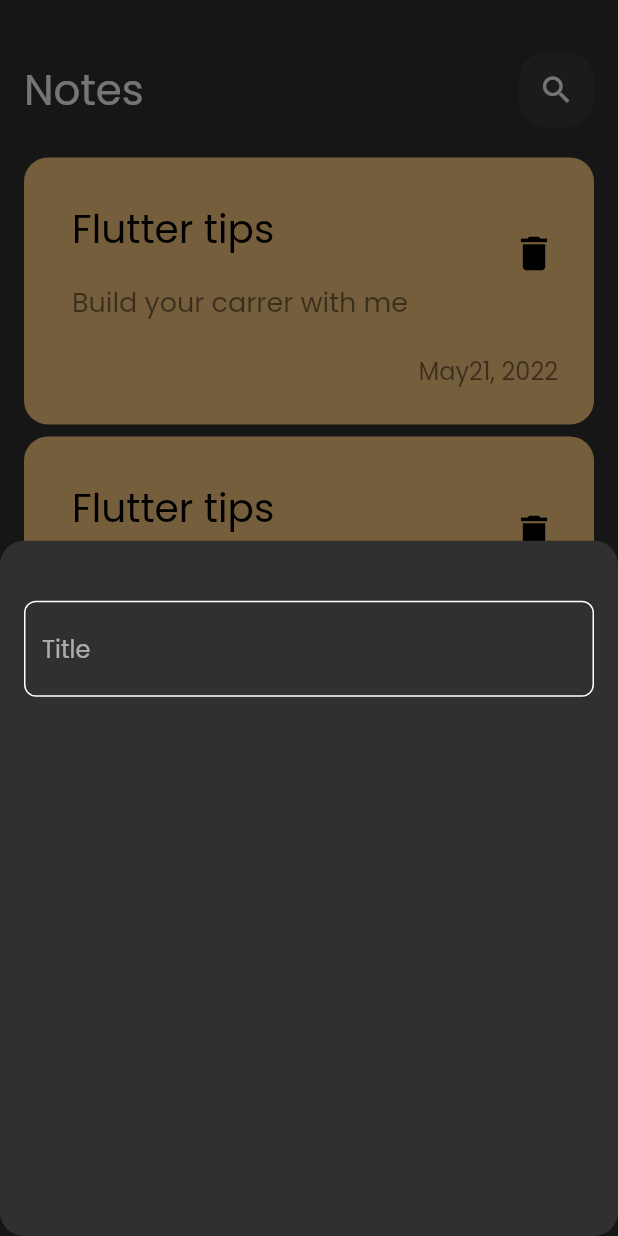
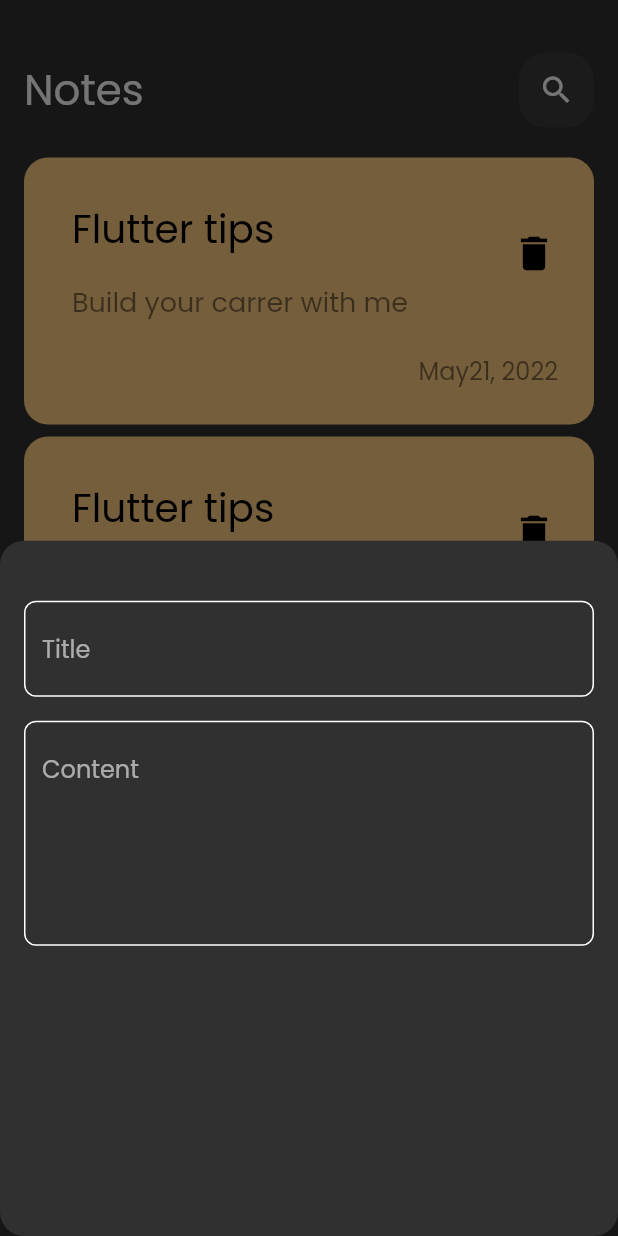
Before and after one commit to Romana9/Notes_app, a Flutter app: the screen it shows after launch, after a tap on the "add" icon, on a phone screen of 412 x 824 dp. Run offline on Flutter 3.47's test engine with Material 2 defaults, Android fonts, the phone set to English and light mode, and no system bars.

Commit message:
finish edit note view

```diff
--- a/lib/views/widgets/custom_app_bar.dart
+++ b/lib/views/widgets/custom_app_bar.dart
@@ -1,16 +1,24 @@
 import 'package:flutter/material.dart';
 
 class CustomAppBar extends StatelessWidget {
-  const CustomAppBar({super.key});
+  const CustomAppBar(
+      {super.key,
+      required this.title,
+      required this.icon,
+      required this.onPressed});
+
+  final String title;
+  final IconData icon;
+  final Function() onPressed;
 
   @override
   Widget build(BuildContext context) {
     return Row(
       mainAxisAlignment: MainAxisAlignment.spaceBetween,
       children: [
-        const Text(
-          "Notes",
-          style: TextStyle(fontSize: 28),
+        Text(
+          title,
+          style: const TextStyle(fontSize: 28),
         ),
         Container(
           height: 50,
@@ -18,9 +26,7 @@ class CustomAppBar extends StatelessWidget {
           decoration: BoxDecoration(
               color: Colors.white.withOpacity(0.05),
               borderRadius: BorderRadius.circular(18)),
-          child: const Center(
-            child: Icon(Icons.search),
-          ),
+          child: Center(child: IconButton(onPressed: onPressed, icon: Icon(icon))),
         )
       ],
     );
--- a/lib/views/widgets/custom_text_field.dart
+++ b/lib/views/widgets/custom_text_field.dart
@@ -2,14 +2,18 @@ import 'package:flutter/material.dart';
 import 'package:notes_app/constants.dart';
 
 class CustomTextField extends StatelessWidget {
-  const CustomTextField({super.key});
+  const CustomTextField({super.key, required this.hint, this.maxLines = 1});
+
+  final String hint;
+  final int maxLines;
 
   @override
   Widget build(BuildContext context) {
     return TextField(
         cursorColor: kPrimaryColor,
+        maxLines: maxLines,
         decoration: InputDecoration(
-            hintText: "Title",
+            hintText: hint,
             border: buildBorder(),
             enabledBorder: buildBorder(),
             focusedBorder: buildBorder(kPrimaryColor)));
--- a/lib/views/widgets/note_bottom_sheet.dart
+++ b/lib/views/widgets/note_bottom_sheet.dart
@@ -6,16 +6,21 @@ class AddNoteBottomSheet extends StatelessWidget {
 
   @override
   Widget build(BuildContext context) {
-    return Column(
-      children: const [
-        SizedBox(
-          height: 40,
-        ),
-        Padding(
-          padding: EdgeInsets.symmetric(horizontal: 16),
-          child: CustomTextField(),
-        ),
-      ],
+    return Padding(
+      padding: const EdgeInsets.symmetric(horizontal: 16),
+      child: Column(
+        children: const [
+          SizedBox(height: 40),
+          CustomTextField(
+            hint: 'Title',
+          ),
+          SizedBox(height: 16),
+          CustomTextField(
+            hint: 'Content',
+            maxLines: 5,
+          ),
+        ],
+      ),
     );
   }
 }
--- a/lib/views/widgets/note_item.dart
+++ b/lib/views/widgets/note_item.dart
@@ -1,11 +1,17 @@
 import 'package:flutter/material.dart';
+import 'package:notes_app/views/edit_note_view.dart';
 
 class NoteItem extends StatelessWidget {
   const NoteItem({super.key});
 
   @override
   Widget build(BuildContext context) {
-    return Container(
+    return GestureDetector(
+      onTap: () {
+        Navigator.push(context,
+            MaterialPageRoute(builder: (context) => const EditNoteView()));
+      },
+      child: Container(
         decoration: BoxDecoration(
             color: const Color(0xffFFCC80),
             borderRadius: BorderRadius.circular(16)),
@@ -44,6 +50,7 @@ class NoteItem extends StatelessWidget {
             )
           ],
         ),
+      ),
     );
   }
 }
--- a/lib/views/widgets/notes_view_body.dart
+++ b/lib/views/widgets/notes_view_body.dart
@@ -12,7 +12,11 @@ class NotesViewBody extends StatelessWidget {
       child: Column(
         children: [
           const SizedBox(height: 35),
-          const CustomAppBar(),
+          CustomAppBar(
+            title: 'Notes',
+            icon: Icons.search,
+            onPressed: () {},
+          ),
           Expanded(
             child: Padding(
               padding: const EdgeInsets.symmetric(vertical: 16),
```
Also changed, not shown: lib/views/edit_note_view.dart (added, +12 -0 lines), lib/views/widgets/edit_note_view_body.dart (added, +33 -0 lines). Lines whose indentation alone changed are shown as unchanged.
